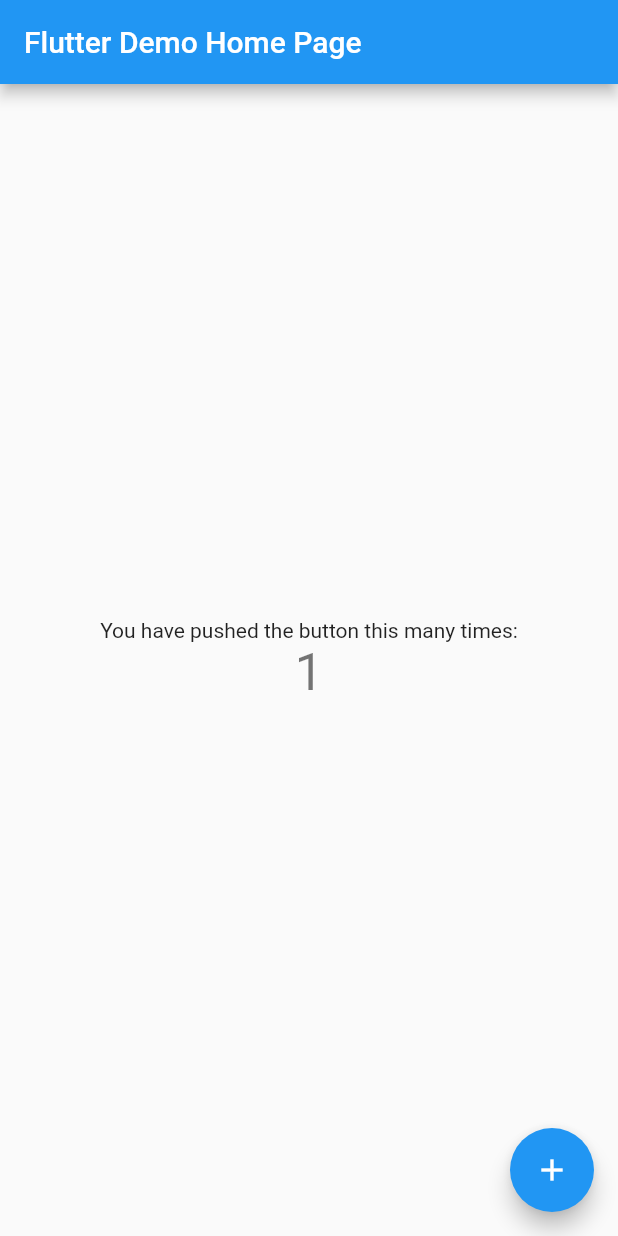
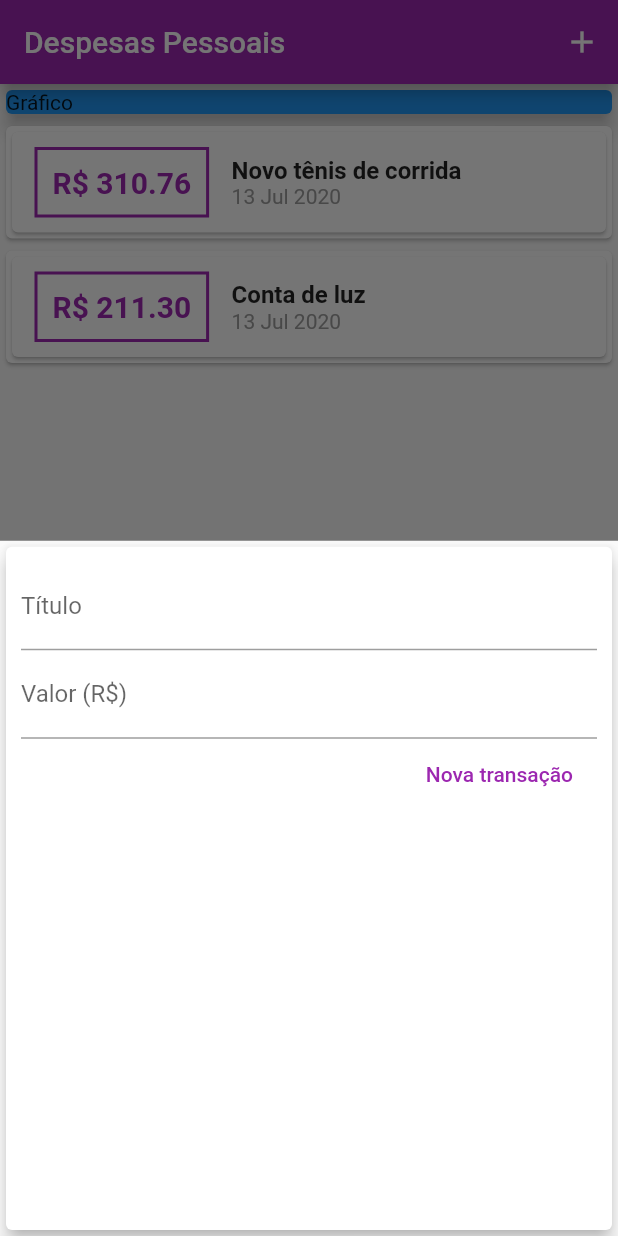
Before and after one commit to leonardoamaral92/expenses, a Flutter app: the screen it shows after launch, after a tap on the "add" icon, on a phone screen of 412 x 824 dp. Run offline on Flutter 3.47's test engine with Material 2 defaults, Android fonts, the phone set to English and light mode, and no system bars.

Commit message:
- Estrutura da aplicação - Lista de despesas com scroll - Modal de cadastro de despesa

```diff
--- /dev/null
+++ b/lib/components/transaction_form.dart
@@ -0,0 +1,67 @@
+import 'package:flutter/material.dart';
+
+class TransactionForm extends StatefulWidget {
+
+  final void Function(String, double) onSubmit;
+
+  TransactionForm(this.onSubmit);
+
+  @override
+  _TransactionFormState createState() => _TransactionFormState();
+}
+
+class _TransactionFormState extends State<TransactionForm> {
+
+  final titleController = TextEditingController();
+  final valueController = TextEditingController();
+
+  _submitForm() {
+    final title = titleController.text;
+    final value = double.tryParse(valueController.text) ?? 0.0;
+
+    if(title.isEmpty || value <= 0)
+      return;
+
+    //Comunicação indireta: o pai passou para o filho a função onSubmit pelo constructor
+    // e agora o filho está invocando no momento desejado
+    widget.onSubmit(title, value);
+  }
+
+  @override
+  Widget build(BuildContext context) {
+    return Card(
+      elevation: 5,
+      child: Padding(
+        padding: const EdgeInsets.all(10),
+        child: Column(
+          children: <Widget>[
+            TextField(
+              controller: titleController,
+              onSubmitted: (_) => _submitForm(),
+              decoration: InputDecoration(
+                labelText: 'Título',
+              ),
+            ),
+            TextField(
+                controller: valueController,
+                keyboardType: TextInputType.number,
+                onSubmitted: (_) => _submitForm(),
+                decoration: InputDecoration(
+                  labelText: 'Valor (R\$)',
+                )),
+            Row(
+              mainAxisAlignment: MainAxisAlignment.end,
+              children: <Widget>[
+                FlatButton(
+                  child: Text('Nova transação'),
+                  textColor: Colors.purple,
+                  onPressed: _submitForm,
+                ),
+              ],
+            )
+          ],
+        ),
+      ),
+    );
+  }
+}
--- /dev/null
+++ b/lib/components/transaction_list.dart
@@ -0,0 +1,60 @@
+import 'package:flutter/material.dart';
+import '../models/transaction.dart';
+import 'package:intl/intl.dart';
+
+class TransactionList extends StatelessWidget {
+  final List<Transaction> transactions;
+
+  TransactionList(this.transactions);
+
+  @override
+  Widget build(BuildContext context) {
+    return Container(
+      height: 300,
+      child: ListView.builder(
+        itemCount: transactions.length,
+        itemBuilder: (ctx, index) {
+          final tr = transactions[index];
+          return Card(
+            child: Card(
+              child: Row(
+                children: <Widget>[
+                  Container(
+                    margin: EdgeInsets.symmetric(horizontal: 15, vertical: 10),
+                    decoration: BoxDecoration(
+                      border: Border.all(
+                        color: Theme.of(context).primaryColor,
+                        width: 2),
+                    ),
+                    padding: EdgeInsets.all(10),
+                    child: Text(
+                      'R\$ ${tr.value.toStringAsFixed(2)}',
+                      style: TextStyle(
+                          fontWeight: FontWeight.bold,
+                          fontSize: 20,
+                          color: Colors.purple),
+                    ),
+                  ),
+                  Column(
+                    crossAxisAlignment: CrossAxisAlignment.start,
+                    children: <Widget>[
+                      Text(
+                        tr.title,
+                        style: TextStyle(
+                            fontSize: 16, fontWeight: FontWeight.bold),
+                      ),
+                      Text(
+                        DateFormat('d MMM y').format(tr.date),
+                        style: TextStyle(color: Colors.grey),
+                      )
+                    ],
+                  )
+                ],
+              ),
+            ),
+          );
+        },
+      ),
+    );
+  }
+}
--- a/lib/main.dart
+++ b/lib/main.dart
@@ -1,117 +1,100 @@
+import 'package:expenses/components/transaction_form.dart';
 import 'package:flutter/material.dart';
+import 'models/transaction.dart';
+import 'dart:math';
+import 'package:expenses/components/transaction_list.dart';
 
-void main() {
-  runApp(MyApp());
-}
+void main() => runApp(ExpensesApp());
 
-class MyApp extends StatelessWidget {
-  // This widget is the root of your application.
+class ExpensesApp extends StatelessWidget {
   @override
   Widget build(BuildContext context) {
     return MaterialApp(
-      title: 'Flutter Demo',
+      home: MyHomePage(),
       theme: ThemeData(
-        // This is the theme of your application.
-        //
-        // Try running your application with "flutter run". You'll see the
-        // application has a blue toolbar. Then, without quitting the app, try
-        // changing the primarySwatch below to Colors.green and then invoke
-        // "hot reload" (press "r" in the console where you ran "flutter run",
-        // or simply save your changes to "hot reload" in a Flutter IDE).
-        // Notice that the counter didn't reset back to zero; the application
-        // is not restarted.
-        primarySwatch: Colors.blue,
-        // This makes the visual density adapt to the platform that you run
-        // the app on. For desktop platforms, the controls will be smaller and
-        // closer together (more dense) than on mobile platforms.
-        visualDensity: VisualDensity.adaptivePlatformDensity,
+        primarySwatch: Colors.purple,
+        accentColor: Colors.amber
       ),
-      home: MyHomePage(title: 'Flutter Demo Home Page'),
-    );
+      );
   }
 }
 
 class MyHomePage extends StatefulWidget {
-  MyHomePage({Key key, this.title}) : super(key: key);
-
-  // This widget is the home page of your application. It is stateful, meaning
-  // that it has a State object (defined below) that contains fields that affect
-  // how it looks.
-
-  // This class is the configuration for the state. It holds the values (in this
-  // case the title) provided by the parent (in this case the App widget) and
-  // used by the build method of the State. Fields in a Widget subclass are
-  // always marked "final".
-
-  final String title;
-
   @override
   _MyHomePageState createState() => _MyHomePageState();
 }
 
 class _MyHomePageState extends State<MyHomePage> {
-  int _counter = 0;
+  final _transactions = [
+    Transaction(
+      id: 't1',
+      title: 'Novo tênis de corrida',
+      value: 310.76,
+      date: DateTime.now(),
+    ),
+    Transaction(
+      id: 't2',
+      title: 'Conta de luz',
+      value: 211.30,
+      date: DateTime.now(),
+    ),
+  ];
 
-  void _incrementCounter() {
+  _addTransaction(String title, double value) {
+    final newTransaction = Transaction(
+      id: Random().nextDouble().toString(),
+      title: title,
+      value: value,
+      date: DateTime.now(),
+    );
+
     setState(() {
-      // This call to setState tells the Flutter framework that something has
-      // changed in this State, which causes it to rerun the build method below
-      // so that the display can reflect the updated values. If we changed
-      // _counter without calling setState(), then the build method would not be
-      // called again, and so nothing would appear to happen.
-      _counter++;
+      _transactions.add(newTransaction);
     });
+
+    Navigator.of(context).pop();
+  }
+
+  _openTransactionFormModal(BuildContext context) {
+    showModalBottomSheet(
+        context: context,
+        builder: (_) {
+          return TransactionForm(_addTransaction);
+        });
   }
 
   @override
   Widget build(BuildContext context) {
-    // This method is rerun every time setState is called, for instance as done
-    // by the _incrementCounter method above.
-    //
-    // The Flutter framework has been optimized to make rerunning build methods
-    // fast, so that you can just rebuild anything that needs updating rather
-    // than having to individually change instances of widgets.
     return Scaffold(
       appBar: AppBar(
-        // Here we take the value from the MyHomePage object that was created by
-        // the App.build method, and use it to set our appbar title.
-        title: Text(widget.title),
+        title: Text('Despesas Pessoais'),
+        actions: <Widget>[
+          IconButton(
+            icon: Icon(Icons.add),
+            onPressed: () => _openTransactionFormModal(context),
+          )
+        ],
       ),
-      body: Center(
-        // Center is a layout widget. It takes a single child and positions it
-        // in the middle of the parent.
-        child: Column(
-          // Column is also a layout widget. It takes a list of children and
-          // arranges them vertically. By default, it sizes itself to fit its
-          // children horizontally, and tries to be as tall as its parent.
-          //
-          // Invoke "debug painting" (press "p" in the console, choose the
-          // "Toggle Debug Paint" action from the Flutter Inspector in Android
-          // Studio, or the "Toggle Debug Paint" command in Visual Studio Code)
-          // to see the wireframe for each widget.
-          //
-          // Column has various properties to control how it sizes itself and
-          // how it positions its children. Here we use mainAxisAlignment to
-          // center the children vertically; the main axis here is the vertical
-          // axis because Columns are vertical (the cross axis would be
-          // horizontal).
-          mainAxisAlignment: MainAxisAlignment.center,
-          children: <Widget>[
-            Text(
-              'You have pushed the button this many times:',
+      //O componente pai precisa ter um tamanho definido para que o scroll funcione
+      body: SingleChildScrollView(
+        child:
+            Column(crossAxisAlignment: CrossAxisAlignment.stretch, children: [
+          Container(
+              width: double.infinity,
+              child: Card(
+                color: Colors.blue,
+                child: Text('Gráfico'),
+                elevation: 5,
+              ),
             ),
-            Text(
-              '$_counter',
-              style: Theme.of(context).textTheme.headline4,
-            ),
-          ],
-        ),
+            TransactionList(_transactions),
+        ]),
       ),
       floatingActionButton: FloatingActionButton(
-        onPressed: _incrementCounter,
-        tooltip: 'Increment',
         child: Icon(Icons.add),
-      ), // This trailing comma makes auto-formatting nicer for build methods.
+        onPressed: () => _openTransactionFormModal(context),
+      ),
+      floatingActionButtonLocation: FloatingActionButtonLocation.endDocked,
     );
   }
 }
--- /dev/null
+++ b/lib/models/transaction.dart
@@ -0,0 +1,14 @@
+import 'package:flutter/foundation.dart';
+
+class Transaction {
+  final String id;
+  final String title;
+  final double value;
+  final DateTime date;
+
+  Transaction(
+      {@required this.id,
+      @required this.title,
+      @required this.value,
+      @required this.date});
+}
--- a/pubspec.yaml
+++ b/pubspec.yaml
@@ -23,7 +23,7 @@ environment:
 dependencies:
   flutter:
     sdk: flutter
-
+  intl: 0.16.1
 
   # The following adds the Cupertino Icons font to your application.
   # Use with the CupertinoIcons class for iOS style icons.
```
Also changed, not shown: 1 other file.
